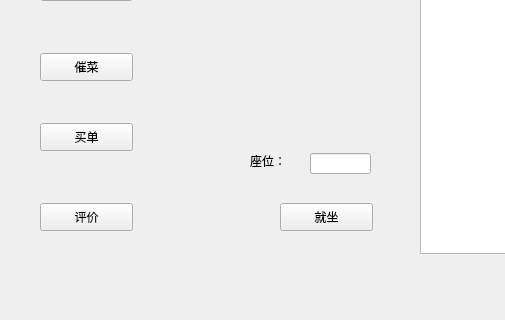
yedk/customer, file customer/customer.ui: the form before one commit; both pictures show x 0 to 505 and y 167 to 487 of the 707 by 487 pixel window.
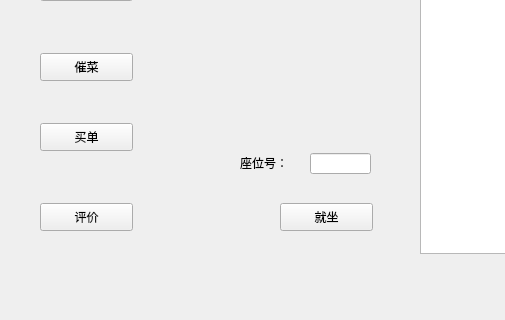
The form after the commit.

The edit to the form file:
```diff
--- a/customer/customer.ui
+++ b/customer/customer.ui
@@ -114,14 +114,14 @@
   <widget class="QLabel" name="label_2">
    <property name="geometry">
     <rect>
-     <x>250</x>
+     <x>240</x>
      <y>320</y>
-     <width>41</width>
-     <height>16</height>
+     <width>51</width>
+     <height>20</height>
     </rect>
    </property>
    <property name="text">
-    <string>座位：</string>
+    <string>座位号：</string>
    </property>
   </widget>
   <widget class="QPushButton" name="sitdown">
```
